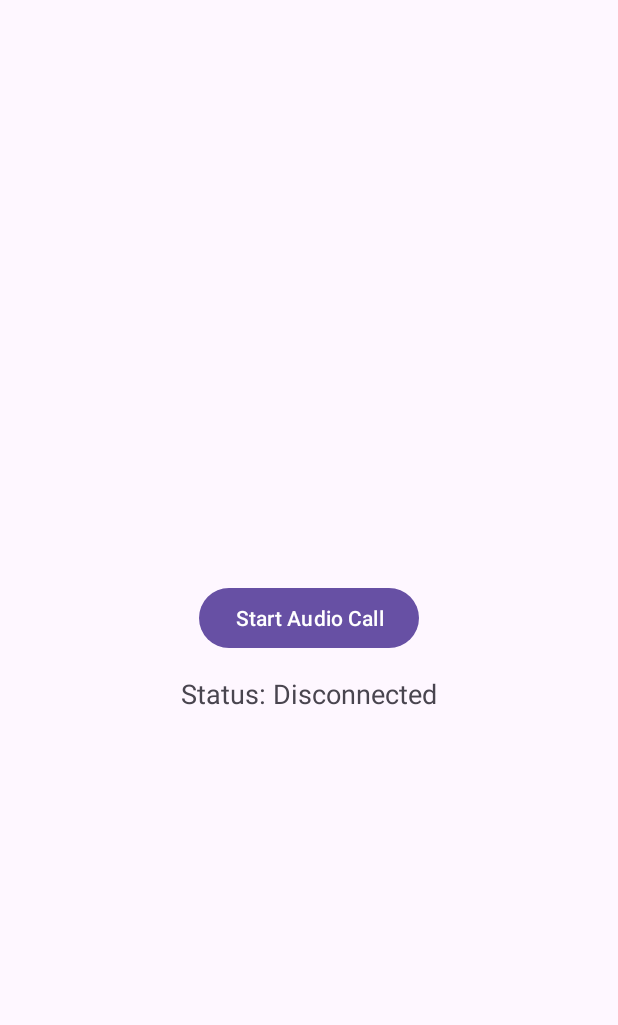
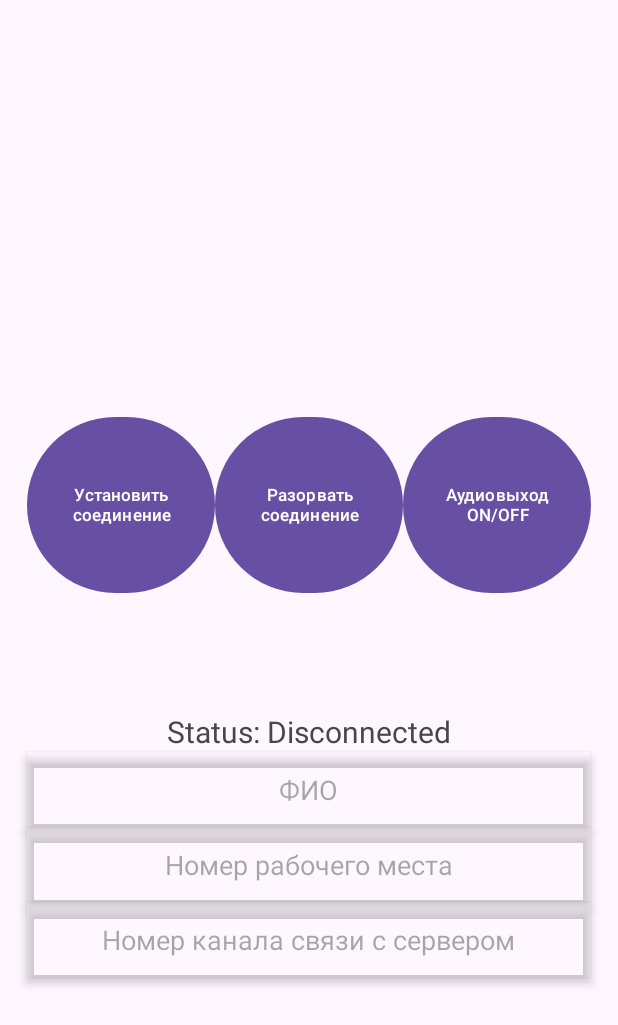
Before and after one commit to METEOPuT/claudio-app, an Android app: the screen it shows after launch (MainActivity), on a phone screen of 412 x 824 dp. Shown: the top 1025 px of the screen. Run offline under Robolectric (Android 15) with nearby library versions, the phone set to English and light mode, and no system bars; libraries missing offline, so code that uses them is left out: io.socket.client, org.webrtc; 6 statements that could not run were skipped.

Commit message:
Added Interface

```diff
--- a/app/src/main/java/com/example/mobileapp/MainActivity.java
+++ b/app/src/main/java/com/example/mobileapp/MainActivity.java
@@ -38,6 +38,7 @@ public class MainActivity extends AppCompatActivity {
 
     @Override
     protected void onCreate(Bundle savedInstanceState) {
+
         super.onCreate(savedInstanceState);
         setContentView(R.layout.activity_main);
 
--- a/app/src/main/res/layout/activity_main.xml
+++ b/app/src/main/res/layout/activity_main.xml
@@ -7,13 +7,51 @@
     android:layout_height="match_parent"
     tools:context=".MainActivity">
 
+    <LinearLayout
+        android:layout_width="match_parent"
+        android:layout_height="match_parent"
+        android:orientation="vertical"
+        android:gravity="center">
+
+        <LinearLayout
+            android:layout_width="match_parent"
+            android:layout_height="match_parent"
+            android:layout_weight="1"
+            android:gravity="center"
+            android:orientation="horizontal">
+
+
+            <Button
+                android:id="@+id/startCallButton"
+                android:layout_width="125dp"
+                android:layout_height="125dp"
+                android:text="Установить соединение"
+                android:textSize="11sp" />
+
+            <Button
+                android:id="@+id/stopCallButton"
+                android:layout_width="125dp"
+                android:layout_height="125dp"
+                android:text="Разорвать соединение"
+                android:textSize="11sp" />
+
+            <Button
+                android:id="@+id/AudioOutputButton"
+                android:layout_width="125dp"
+                android:layout_height="125dp"
+                android:text="Аудиовыход ON/OFF"
+                android:textSize="11sp" />
+
+
+        </LinearLayout>
+
         <TextView
             android:id="@+id/connectionStatus"
             android:layout_width="wrap_content"
             android:layout_height="wrap_content"
             android:text="Status: Disconnected"
-        android:textSize="18sp"
-        android:layout_marginTop="100dp"
+            android:textSize="20sp"
+            android:layout_marginTop="-200dp"
             android:layout_gravity="center"
 
             app:layout_constraintBottom_toBottomOf="parent"
@@ -21,20 +59,48 @@
             app:layout_constraintStart_toStartOf="parent"
             app:layout_constraintTop_toTopOf="parent" />
 
-    <LinearLayout
-        android:layout_width="match_parent"
-        android:layout_height="match_parent"
+        <EditText
+            android:id="@+id/FIO"
+            android:layout_width="375dp"
+            android:layout_height="50dp"
+            android:background="@color/white"
+            android:backgroundTint="@android:color/transparent"
+            android:elevation="4dp"
             android:gravity="center"
-        android:orientation="vertical"
-        tools:layout_editor_absoluteX="0dp"
-        tools:layout_editor_absoluteY="67dp">
+            android:hint="ФИО"
+            android:inputType="textPersonName"
+            android:outlineSpotShadowColor="@color/black"
+            android:textSize="18sp" />
 
-        <Button
-            android:id="@+id/startCallButton"
-            android:layout_width="wrap_content"
-            android:layout_height="wrap_content"
-            android:text="Start Audio Call" />
+        <EditText
+            android:id="@+id/workplaceNumberInput"
+            android:layout_width="375dp"
+            android:layout_height="50dp"
+            android:background="@color/white"
+            android:backgroundTint="@android:color/transparent"
+            android:elevation="4dp"
+            android:gravity="center"
+            android:hint="Номер рабочего места"
+            android:inputType="number"
+            android:outlineSpotShadowColor="@color/black"
+            android:textSize="18sp" />
+
+        <EditText
+            android:id="@+id/ServerNumberInput"
+            android:layout_width="375dp"
+            android:layout_height="50dp"
+            android:background="@color/white"
+            android:backgroundTint="@android:color/transparent"
+            android:elevation="4dp"
+            android:gravity="center"
+            android:hint="Номер канала связи с сервером"
+            android:inputType="number"
+            android:outlineSpotShadowColor="@color/black"
+            android:textSize="18sp" />
+
     </LinearLayout>
 
 
+
+
 </androidx.constraintlayout.widget.ConstraintLayout>
```
Lines whose indentation alone changed are shown as unchanged.
